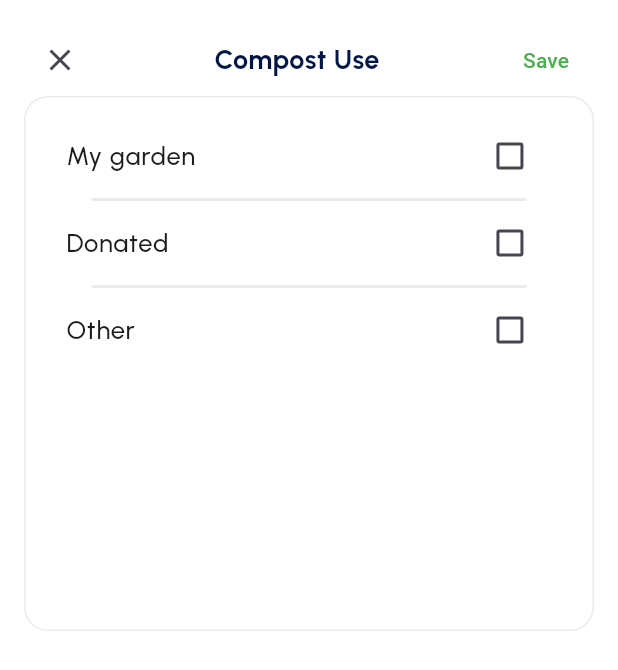
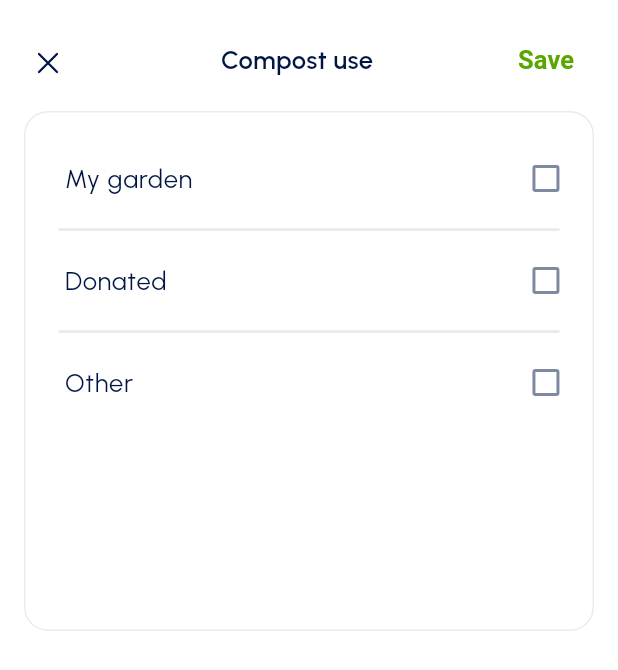
Before and after one commit to arvinio/maze-app, a Flutter app: the CompostUseSheet widget shown alone on an empty page, opened directly with empty values, on a phone screen of 412 x 824 dp. Shown: the top 670 px of the screen. Run offline on Flutter 3.47's test engine with Material 3 defaults, Android fonts, the phone set to English and light mode, and no system bars; our stand-ins replace auto_route, bloc, calendar_date_picker2, dio, equatable, fl_chart and 18 more; missing offline and left inert: encrypt, sentry_logging, timer_button_fork, tutorial_coach_mark; accounts and stored records are empty; generated files the repository leaves out were written again; statements that could not run were skipped; project files that could hold a hidden picture were left out.

```diff
--- a/lib/core/style/app_theme.dart
+++ b/lib/core/style/app_theme.dart
@@ -40,7 +40,8 @@ class AppTheme {
 
       ),
       radioTheme: defaultTheme.radioTheme.copyWith(
-          fillColor: WidgetStateProperty.all(appColors.primary.light)),
+          fillColor: WidgetStateProperty.all(appColors.tertiaryText.light),
+      ),
       checkboxTheme: CheckboxThemeData(
         fillColor: WidgetStateProperty.resolveWith(
                 (states) =>
@@ -117,7 +118,7 @@ class AppTheme {
         bodyMedium: context.bodyBody,
       ),
       radioTheme: defaultTheme.radioTheme.copyWith(
-          fillColor: MaterialStateProperty.all(appColors.primary.dark)),
+          fillColor: WidgetStateProperty.all(appColors.tertiaryText.dark)),
       checkboxTheme: CheckboxThemeData(
         fillColor: WidgetStateProperty.resolveWith(
                 (states) =>
--- a/lib/feature/tracker/presentation/widgets/compost_use_sheet.dart
+++ b/lib/feature/tracker/presentation/widgets/compost_use_sheet.dart
@@ -1,5 +1,7 @@
 import 'package:flutter/material.dart';
+import 'package:maze_app/core/config/assets/assets.dart';
 import 'package:maze_app/core/config/dimen.dart';
+import 'package:maze_app/core/config/strings.dart';
 import 'package:maze_app/core/presentation/widget/custom_text_field.dart';
 import 'package:maze_app/core/style/app_theme.dart';
 import 'package:maze_app/core/util/extentsion/context_ext.dart';
@@ -28,9 +30,9 @@ class _CompostUseSheetState extends State<CompostUseSheet> {
   void _initializeItems() {
     // Example initialization (replace with your actual data)
     items = [
-      CompostUseItem(name: 'My garden'),
-      CompostUseItem(name: 'Donated'),
-      CompostUseItem(name: 'Other'),
+      CompostUseItem(name: appStrings.myGarden),
+      CompostUseItem(name: appStrings.donated),
+      CompostUseItem(name: appStrings.other),
     ];
 
     // Update items based on the pre-selected items
@@ -40,9 +42,9 @@ class _CompostUseSheetState extends State<CompostUseSheet> {
 
     // If 'Other' was previously selected, pre-fill the note field
     CompostUseItem otherItem = items.firstWhere(
-      (item) => item.name == 'Other',
+      (item) => item.name == appStrings.other,
       orElse: () =>
-          CompostUseItem(name: 'Other', isSelected: false), // Fallback item
+          CompostUseItem(name:  appStrings.other, isSelected: false), // Fallback item
     );
 
     if (otherItem.isSelected) {
@@ -68,6 +70,7 @@ class _CompostUseSheetState extends State<CompostUseSheet> {
       child: Column(
         children: [
           _buildHeader(context),
+          const SizedBox(height: 10),
           Expanded(
             child: Container(
               padding: EdgeInsets.all(10.dg),
@@ -83,7 +86,7 @@ class _CompostUseSheetState extends State<CompostUseSheet> {
                   if (isOtherSelected && index == items.length - 1) {
                     return const SizedBox.shrink();
                   }
-                  return const CustomDivider();
+                  return  CustomDivider(indent: 10.w,endIndent: 10.w);
                 },
                 itemCount: items.length +
                     (isOtherSelected
@@ -97,6 +100,7 @@ class _CompostUseSheetState extends State<CompostUseSheet> {
                       child: CustomTextField.outline(
                         textEditingController: _noteController,
                         maxLines: 5,
+                        hint: appStrings.compostUseNote,
                       ),
                     );
                   } else {
@@ -116,20 +120,22 @@ class _CompostUseSheetState extends State<CompostUseSheet> {
       mainAxisAlignment: MainAxisAlignment.spaceBetween,
       children: [
         IconButton(
-          icon: Icon(Icons.close),
+          icon: appAssets.close.svg(width: 24,height: 24),
+          padding: const EdgeInsets.only(top:10),
+          alignment: Alignment.topLeft,
           onPressed: () {
             Navigator.pop(context);
           },
         ),
-        Text(
-          'Compost Use',
-          style: TextStyle(fontSize: 18, fontWeight: FontWeight.bold),
+        CustomText(
+          appStrings.compostUse,
+          style:context.titleHeadline,
         ),
         TextButton(
           onPressed: () {
             _handleSaveAction();
           },
-          child: Text('Save', style: TextStyle(color: Colors.green)),
+          child: CustomText(appStrings.save, style: context.titleHeadline.copyWith(color: context.scheme().primary)),
         ),
       ],
     );
@@ -140,7 +146,7 @@ class _CompostUseSheetState extends State<CompostUseSheet> {
 
     for (var item in items) {
       if (item.isSelected) {
-        if (item.name == 'Other') {
+        if (item.name == appStrings.other) {
           // Save the note if "Other" is selected
           item.note = _noteController.text;
         }
@@ -153,8 +159,10 @@ class _CompostUseSheetState extends State<CompostUseSheet> {
 
   Widget _buildItemTile(CompostUseItem item) {
     return CheckboxListTile(
-      title: Text(item.name),
+      title: CustomText(item.name,style: context.bodyBody,),
       value: item.isSelected,
+      side:  BorderSide(color:context.scheme().tertiaryText,width: 2),
+      contentPadding: const EdgeInsets.fromLTRB(15,5,0,5),
       onChanged: (bool? newValue) {
         setState(() {
           item.isSelected = newValue ?? false;
--- a/lib/feature/tracker/presentation/widgets/custom_container_list.dart
+++ b/lib/feature/tracker/presentation/widgets/custom_container_list.dart
@@ -22,6 +22,7 @@ class CustomContainerList extends StatelessWidget {
             const BorderRadius.all(Radius.circular(Dimen.defaultRadius)),
       ),
       child: ListView.separated(
+        physics:const NeverScrollableScrollPhysics(),
           itemBuilder: (context, index) {
             return children[index];
           },
```
Also changed, not shown: lib/core/config/strings.dart (+14 -0 lines), lib/feature/tracker/presentation/view/new_entry_page.dart (+6 -2 lines), lib/feature/tracker/presentation/widgets/what_did_add_selection_sheet.dart (+35 -23 lines).
